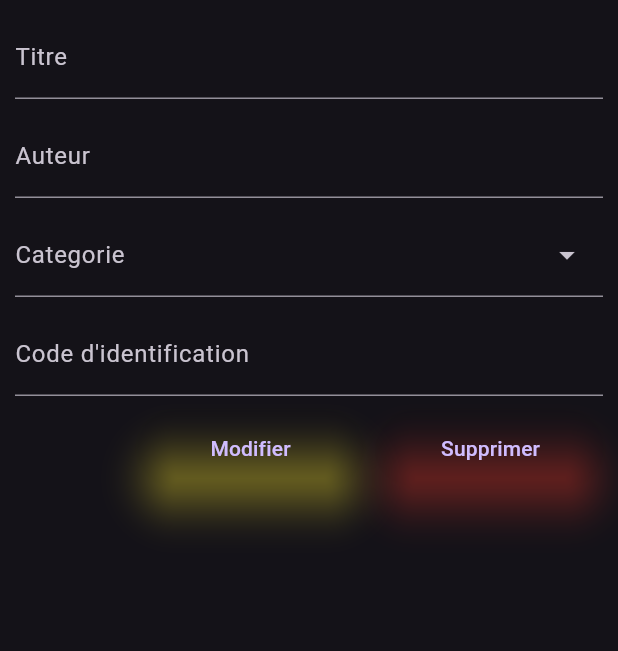
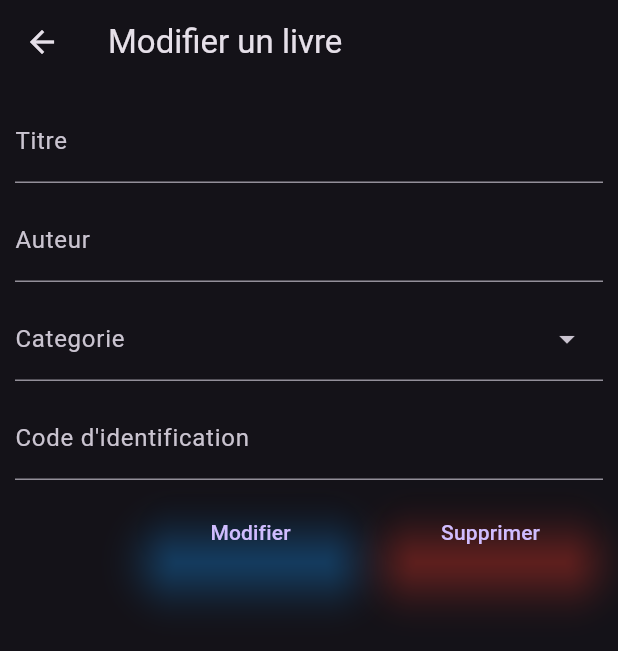
Before and after one commit to Georges987/book_app_flutter, a Flutter app: the EditBook screen opened directly, on a phone screen of 412 x 824 dp. Shown: the top 651 px of the screen. Run offline on Flutter 3.47's test engine with Material 3 defaults, Android fonts, the phone set to English and light mode, and no system bars; network calls fail.

Commit message:
fixing not material component

```diff
--- a/lib/widget.dart
+++ b/lib/widget.dart
@@ -517,7 +517,11 @@ class EditBook extends StatelessWidget {
 
   @override
   Widget build(BuildContext context) {
-    return const SingleChildScrollView(
+    return Scaffold(
+      appBar: AppBar(
+        title: const Text("Modifier un livre"),
+      ),
+      body: const SingleChildScrollView(
         padding: EdgeInsets.all(10),
         child: Column(
           children: [
@@ -557,7 +561,7 @@ class EditBook extends StatelessWidget {
             Row(
               children: [
                 Spacer(),
-              ParticularBtn(title: "Modifier", color: Colors.yellow),
+                ParticularBtn(title: "Modifier", color: Colors.blue),
                 SizedBox(
                   width: 10,
                 ),
@@ -565,6 +569,7 @@ class EditBook extends StatelessWidget {
               ],
             )
           ],
+        ),
       ),
     );
   }
```
Lines whose indentation alone changed are shown as unchanged.
